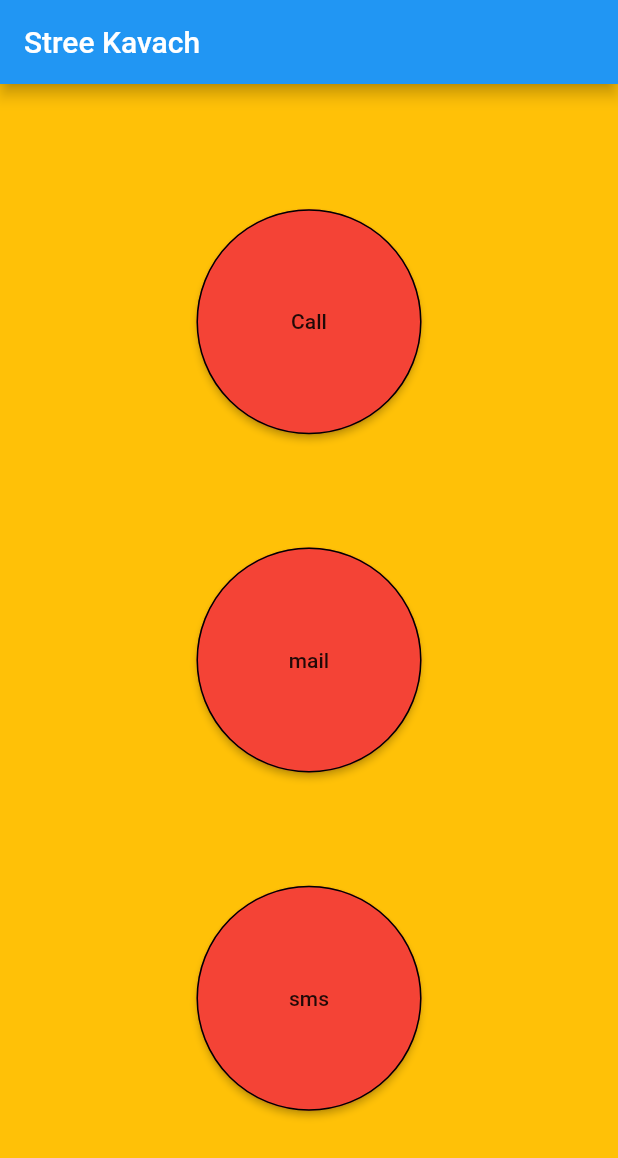
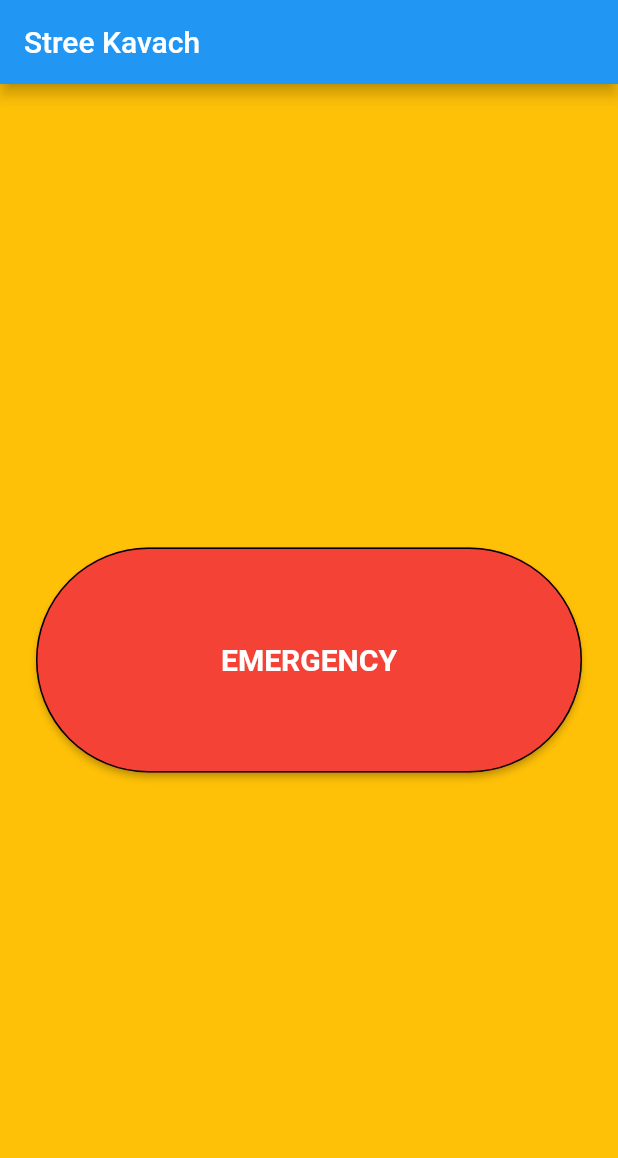
Before and after one commit to SanketSarmalkar/Stree_Kavach, a Flutter app: the screen it shows after launch, on a phone screen of 412 x 824 dp. Shown: the top 1158 px of the screen. Run offline on Flutter 3.47's test engine with Material 2 defaults, Android fonts, the phone set to English and light mode, and no system bars; our stand-ins replace get, google_maps_flutter, location, permission_handler; missing offline and left inert: flutter_phone_direct_caller, telephony.

Commit message:
started including map

```diff
--- a/lib/controller/service.dart
+++ b/lib/controller/service.dart
@@ -31,7 +31,7 @@ class Service extends GetxController {
     }
   }
 
-  Future<void> sendsms() async {
+  Future<void> sendSms() async {
     // final Uri launchUri = Uri(
     //     scheme: 'sms',
     //     path: '9960590535',
--- a/lib/screens/home.dart
+++ b/lib/screens/home.dart
@@ -1,5 +1,6 @@
 import 'package:flutter/material.dart';
 import 'package:stree_kavach/controller/service.dart';
+import 'package:stree_kavach/screens/google_map_sample.dart';
 import 'package:url_launcher/url_launcher.dart';
 
 class Home extends StatefulWidget {
@@ -26,7 +27,23 @@ class _HomeState extends State<Home> {
               crossAxisAlignment: CrossAxisAlignment.stretch,
               mainAxisAlignment: MainAxisAlignment.spaceEvenly,
               children: <Widget>[
-                Center(
+                // Container(
+                //   decoration: BoxDecoration(
+                //     color: Colors.white,
+                //     borderRadius: BorderRadius.circular(10),
+                //   ),
+                //   child: Column(children: <Widget>[
+                //     Text("Your Location",
+                //         style: TextStyle(
+                //             fontSize: 20, fontWeight: FontWeight.bold)),
+                //     Container(
+                //       //height: MediaQuery.of(context).size.height,
+                //       child: mapSample(),
+                //     )
+                //   ]),
+                // ),
+                Padding(
+                  padding: const EdgeInsets.all(16.0),
                   child: MaterialButton(
                     shape: const RoundedRectangleBorder(
                       side: BorderSide(color: Colors.black),
@@ -35,33 +52,19 @@ class _HomeState extends State<Home> {
                     height: 150,
                     minWidth: 150,
                     color: Colors.red,
-                  onPressed: () => {service.makePhoneCall('9960564634')},
-                  child: Text("Call"),
-                )),
-                Center(
-                    child: MaterialButton(
-                  shape: const RoundedRectangleBorder(
-                    side: BorderSide(color: Colors.black),
-                    borderRadius: BorderRadius.all(Radius.circular(75)),
+                    onPressed: () async {
+                      await service.sendSms();
+                      //await service.sendEmail();
+                      String temp = "";
+                      await service.makePhoneCall(temp);
+                    },
+                    child: const Text("EMERGENCY",
+                        style: TextStyle(
+                            color: Colors.white,
+                            fontSize: 20,
+                            fontWeight: FontWeight.bold)),
                   ),
-                  height: 150,
-                  minWidth: 150,
-                  color: Colors.red,
-                  onPressed: () => {},
-                  child: Text("mail"),
-                )),
-                Center(
-                    child: MaterialButton(
-                  shape: const RoundedRectangleBorder(
-                    side: BorderSide(color: Colors.black),
-                    borderRadius: BorderRadius.all(Radius.circular(75)),
                 ),
-                  height: 150,
-                  minWidth: 150,
-                  color: Colors.red,
-                  onPressed: () => {service.sendsms()},
-                  child: Text("sms"),
-                )),
               ],
             ),
           )),
--- a/pubspec.yaml
+++ b/pubspec.yaml
@@ -40,6 +40,8 @@ dependencies:
   permission_handler: ^10.2.0
   flutter_phone_direct_caller: ^2.1.1
   telephony: ^0.2.0
+  location: ^4.4.0
+  google_maps_flutter: ^2.2.5
 
 dev_dependencies:
   flutter_test:
```
Also changed, not shown: lib/screens/google_map_sample.dart (added, +70 -0 lines), pubspec.lock. Lines whose indentation alone changed are shown as unchanged.
